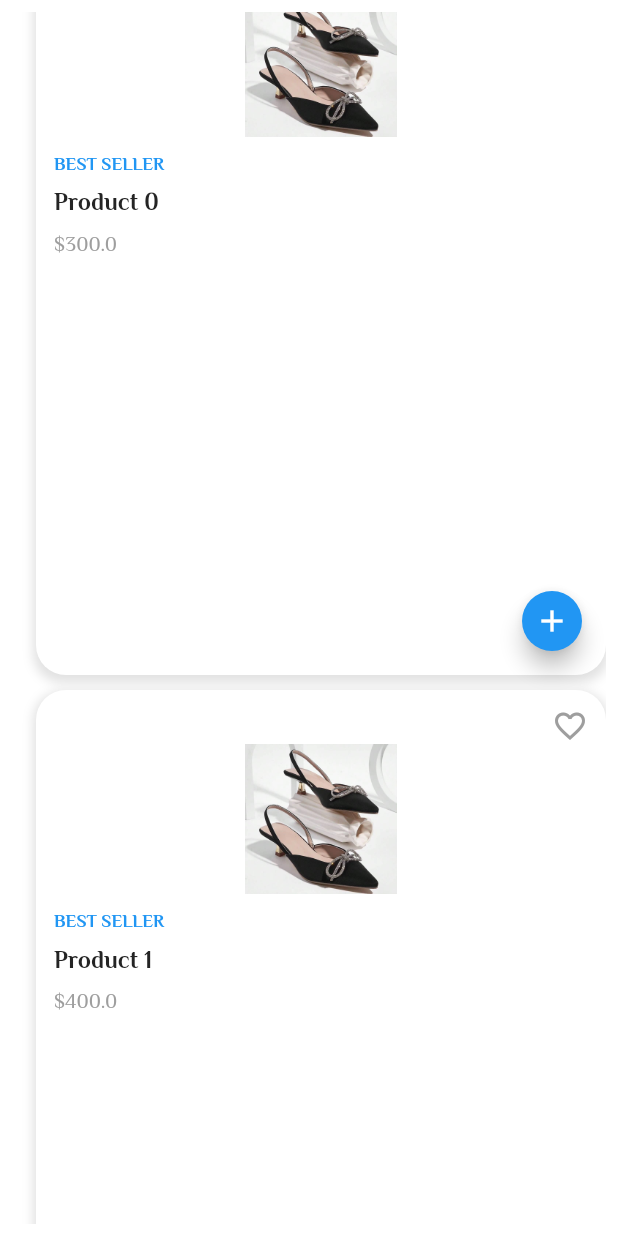
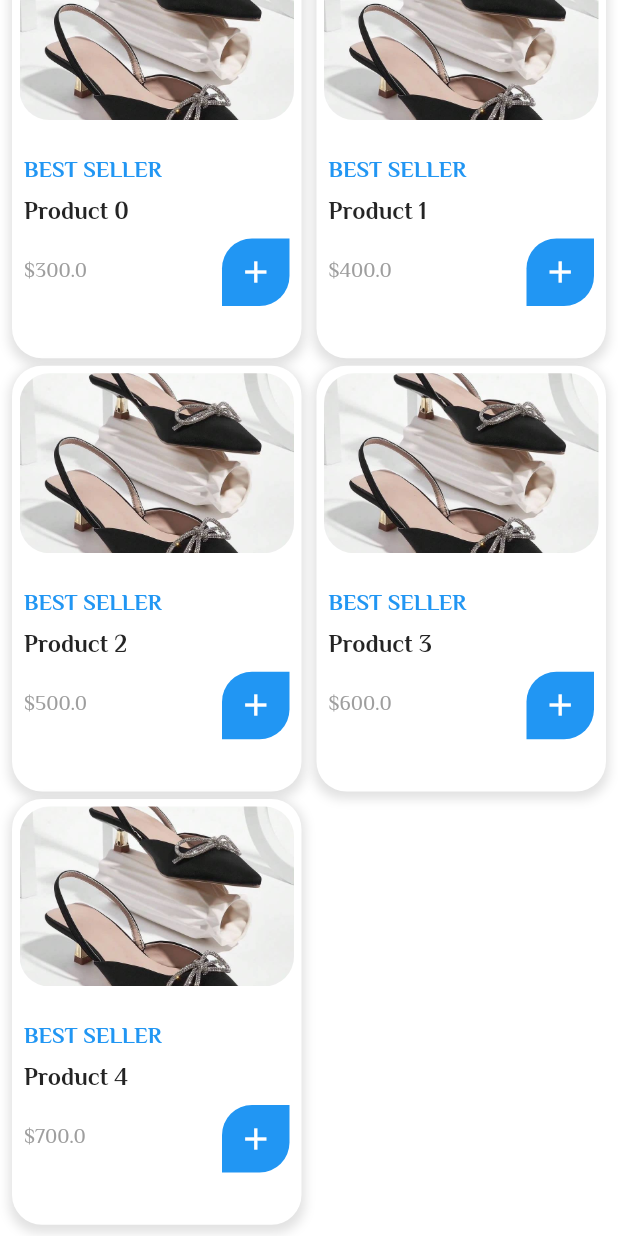
Before and after one commit to hebakhalif/brandrepo, a Flutter app: the HomeScreen widget shown alone on an empty page, opened directly, scrolled down 478 dp, on a phone screen of 412 x 824 dp. Run offline on Flutter 3.47's test engine with Material 3 defaults, Android fonts, the light colour scheme and no system bars; our stand-ins replace bloc, connectivity_plus, custom_navigation_bar, flutter_bloc, flutter_local_notifications, flutter_screenutil and 10 more; missing offline and left inert: carousel_slider_plus; accounts and stored records are empty.

Commit message:
ضاع مبرمجنا 😔

```diff
--- a/lib/features/home/ui/screens/home_screen.dart
+++ b/lib/features/home/ui/screens/home_screen.dart
@@ -4,11 +4,7 @@ import 'package:brandy_flutter1/features/home/ui/screens/profile_screen.dart';
 import 'package:flutter/cupertino.dart';
 import 'package:flutter/material.dart';
 import '../../../../config/colors/app_colors.dart';
-//import '../../../../views/Productsscroll.dart';
-//import '../../data/models/circle_product_model.dart';
 import '../widgets/list_of_circle_product.dart';
-//import 'package:carousel_slider_plus/carousel_slider_plus.dart';
-
 import '../widgets/slider_products.dart';
 
 class HomeScreen extends StatefulWidget {
@@ -18,37 +14,20 @@ class HomeScreen extends StatefulWidget {
   State<HomeScreen> createState() => _HomeScreenState();
 }
 
-final List <Product> products = const [
-  // Product('جاكيت نسائي طويل سادة',
-  //'نشتي',
-  // 259.00,
-  // imageUrl: 'assets/images/photo_2024-08-16_22-50-16.jpg'
-  // ),
-  // Product('جاكيت طويل بأكمام طويلة', 'نشتي',
-  //  269.00, 'assets/image2.jpg'
-  // ),
-  // أضف المزيد من المنتجات هنا
-];
-
 class _HomeScreenState extends State<HomeScreen> {
-  List<String> categories = [
+  final List<String> categories = [
     'العروض',
     'النساء',
     'الرجال',
     'الأطفال',
     'الأحذية',
+  ];
 
-    // 'الإلكترونيات',
-    //'المنزل',
-    // 'الأثاث',
-  ];
   int _current = 0;
 
   @override
   Widget build(BuildContext context) {
-    return Padding(
-      padding: const EdgeInsets.all(8.0),
-      child: SingleChildScrollView(
+    return SingleChildScrollView(
       child: Column(
         children: [
           SizedBox(
@@ -99,83 +78,73 @@ class _HomeScreenState extends State<HomeScreen> {
               ),
             ),
           ),
-            const SizedBox(
-              height: 20,
-            ),
+          const SizedBox(height: 20),
           const SingleChildScrollView(
             scrollDirection: Axis.horizontal,
             child: Row(
               children: [
-                  categor(
+                CategoryWidget(
                   width: 170,
-                      imagem: "assets/images/photo_2024-08-21_23-30-45.jpg",
-                      heightm: 40),
-                  categor(
+                  imagePath: "assets/images/photo_2024-08-21_23-30-45.jpg",
+                  height: 40,
+                ),
+                CategoryWidget(
                   width: 170,
-                      imagem: "assets/images/photo_2024-08-21_23-43-54.jpg",
-                      heightm: 40),
-                  categor(
+                  imagePath: "assets/images/photo_2024-08-21_23-43-54.jpg",
+                  height: 40,
+                ),
+                CategoryWidget(
                   width: 170,
-                      imagem: "assets/images/photo_2024-08-21_23-47-35.jpg",
-                      heightm: 40),
+                  imagePath: "assets/images/photo_2024-08-21_23-47-35.jpg",
+                  height: 40,
+                ),
               ],
             ),
           ),
-            const SizedBox(
-              height: 20,
-            ),
+          const SizedBox(height: 20),
           const Text(
-              "  cLow REClPE  أحدث تشكيلة من ",
+            "أحدث تشكيلة من cLow REClPE",
             style: TextStyle(
               fontSize: 20,
               fontWeight: FontWeight.bold,
             ),
           ),
-            const SizedBox(
-              height: 20,
-            ),
+          const SizedBox(height: 20),
           ProductList(),
-
         ],
-        ),
       ),
     );
   }
 }
 
-///////////////////
-class categor extends StatelessWidget {
-  const categor(
-      {super.key,
+class CategoryWidget extends StatelessWidget {
+  const CategoryWidget({
+    super.key,
     required this.width,
-      required this.imagem,
-      required this.heightm});
-  final double heightm;
+    required this.imagePath,
+    required this.height,
+  });
+
+  final double height;
   final double width;
-  final String imagem;
-  // final String onTapp;
+  final String imagePath;
+
   @override
   Widget build(BuildContext context) {
-    return Row(
-      children: [
-        GestureDetector(
-          child: Image.asset(
-            imagem,
-            height: heightm,
-            width: width,
-          ),
+    return GestureDetector(
       onTap: () {
         Navigator.push(
           context,
           MaterialPageRoute(
-                builder: (context) {
-                  return const ProfileScreen();
-                },
+            builder: (context) => const ProfileScreen(),
           ),
         );
       },
+      child: Image.asset(
+        imagePath,
+        height: height,
+        width: width,
       ),
-      ],
     );
   }
 }
--- a/lib/features/home/ui/screens/product_screen.dart
+++ b/lib/features/home/ui/screens/product_screen.dart
@@ -96,19 +96,19 @@ class ShoeCard extends StatelessWidget {
 class ProductList extends StatelessWidget {
   @override
   Widget build(BuildContext context) {
-     // height: 200, // ارتفاع المساحة المخصصة للمنتجات
-        return  Expanded(
+    return Padding(
+      padding: const EdgeInsets.all(8.0), // إضافة مسافة حول الشبكة
       child: GridView.builder(
         shrinkWrap: true,
-          physics: NeverScrollableScrollPhysics(),
-          //scrollDirection: Axis.horizontal,
-           // التمرير أفقي
-          gridDelegate: SliverGridDelegateWithFixedCrossAxisCount(
-            crossAxisCount: 1, // عدد الصفوف في الشبكة
-            childAspectRatio: 0.8, // النسبة بين العرض والارتفاع لكل عنصر
-            mainAxisSpacing: 10, // المسافة بين الأعمدة
+        physics:
+            const NeverScrollableScrollPhysics(), // تعطيل التمرير عند الحاجة
+        gridDelegate: const SliverGridDelegateWithFixedCrossAxisCount(
+          crossAxisCount: 2, // عدد الصفوف
+          childAspectRatio: .68, // النسبة بين العرض والارتفاع لكل عنصر
+          mainAxisSpacing: 5, // المسافة الرأسية بين العناصر
+          crossAxisSpacing: 10, // المسافة الأفقية بين العناصر
         ),
-          itemCount: 5, // عدد المنتجات المعروضة
+        itemCount: 5, // عدد المنتجات
         itemBuilder: (context, index) {
           return ProductCard(
             imageUrl: 'assets/images/photo_2024-09-13_13-43-03.jpg',
@@ -116,11 +116,9 @@ class ProductList extends StatelessWidget {
             price: 300.0 + index * 100,
             isFavorite: index % 2 == 0,
           );
-
         },
       ),
     );
-
   }
 }
 
@@ -130,7 +128,8 @@ class ProductCard extends StatelessWidget {
   final double price;
   final bool isFavorite;
 
-  ProductCard({
+  const ProductCard({
+    super.key,
     required this.imageUrl,
     required this.title,
     required this.price,
@@ -140,8 +139,6 @@ class ProductCard extends StatelessWidget {
   @override
   Widget build(BuildContext context) {
     return Container(
-      width: 160, // عرض البطاقة
-      margin: EdgeInsets.only(left: 16), // مسافة بين البطاقات
       decoration: BoxDecoration(
         color: Colors.white,
         borderRadius: BorderRadius.circular(20),
@@ -150,65 +147,76 @@ class ProductCard extends StatelessWidget {
             color: Colors.grey.withOpacity(0.3),
             spreadRadius: 2,
             blurRadius: 5,
-            offset: Offset(0, 3),
+            offset: const Offset(0, 3),
           ),
         ],
       ),
-      child: Padding(
-        padding: const EdgeInsets.all(12.0),
       child: Column(
         crossAxisAlignment: CrossAxisAlignment.start,
         children: [
-            Align(
-              alignment: Alignment.topRight,
-              child: Icon(
-                isFavorite ? Icons.favorite : Icons.favorite_border,
-                color: isFavorite ? Colors.red : Colors.grey,
+          Container(
+            width: double.infinity,
+            height: 120,
+            margin: const EdgeInsets.all(5),
+            decoration: BoxDecoration(
+              color: Colors.white,
+              borderRadius: BorderRadius.circular(20),
+              image: DecorationImage(
+                image: AssetImage(imageUrl),
+                fit: BoxFit.cover,
               ),
             ),
-            Center(
-              child: Image.asset(
-                imageUrl,
-                width: 150,
-                height: 100,
           ),
-            ),
-            SizedBox(height: 10),
-            Text(
+          const SizedBox(height: 10),
+          Padding(
+            padding: const EdgeInsets.all(8.0),
+            child: Column(
+              crossAxisAlignment: CrossAxisAlignment.start,
+              children: [
+                const Text(
                   'BEST SELLER',
                   style: TextStyle(
                     color: Colors.blue,
-                fontSize: 12,
+                    fontSize: 15,
                     fontWeight: FontWeight.bold,
                   ),
                 ),
-            SizedBox(height: 4),
+                const SizedBox(height: 4),
                 Text(
                   title,
-              style: TextStyle(fontSize: 16, fontWeight: FontWeight.bold),
+                  style: const TextStyle(
+                      fontSize: 16, fontWeight: FontWeight.bold),
                 ),
-            SizedBox(height: 4),
+                const SizedBox(height: 4),
+                Row(
+                  children: [
                     Text(
                       '\$$price',
-              style: TextStyle(fontSize: 14, color: Colors.grey),
+                      style: const TextStyle(fontSize: 14, color: Colors.grey),
                     ),
-            Spacer(),
-            Align(
-              alignment: Alignment.bottomRight,
-              child: FloatingActionButton(
-                onPressed: () {},
-                child: Icon(Icons.add),
-                mini: true,
-                backgroundColor: Colors.blue,
+                    const Spacer(),
+                    Container(
+                      width: 45,
+                      height: 45,
+                      decoration: const BoxDecoration(
+                        color: Colors.blue,
+                        borderRadius: BorderRadius.only(
+                          topLeft: Radius.circular(20),
+                          bottomRight: Radius.circular(20),
+                        ),
+                      ),
+                      child: const Icon(Icons.add, color: Colors.white),
+                    ),
+                  ],
+                ),
+              ],
             ),
           ),
         ],
       ),
-      ),
     );
   }
 }
-
 
 class Product {
   final String name;
@@ -218,8 +226,6 @@ class Product {
 
   Product(this.name, this.brand, this.imageUrl, this.price);
 }
-
-
 
 /*import 'package:flutter/material.dart';
 
```
Also changed, not shown: pubspec.lock. Lines whose indentation alone changed are shown as unchanged.
